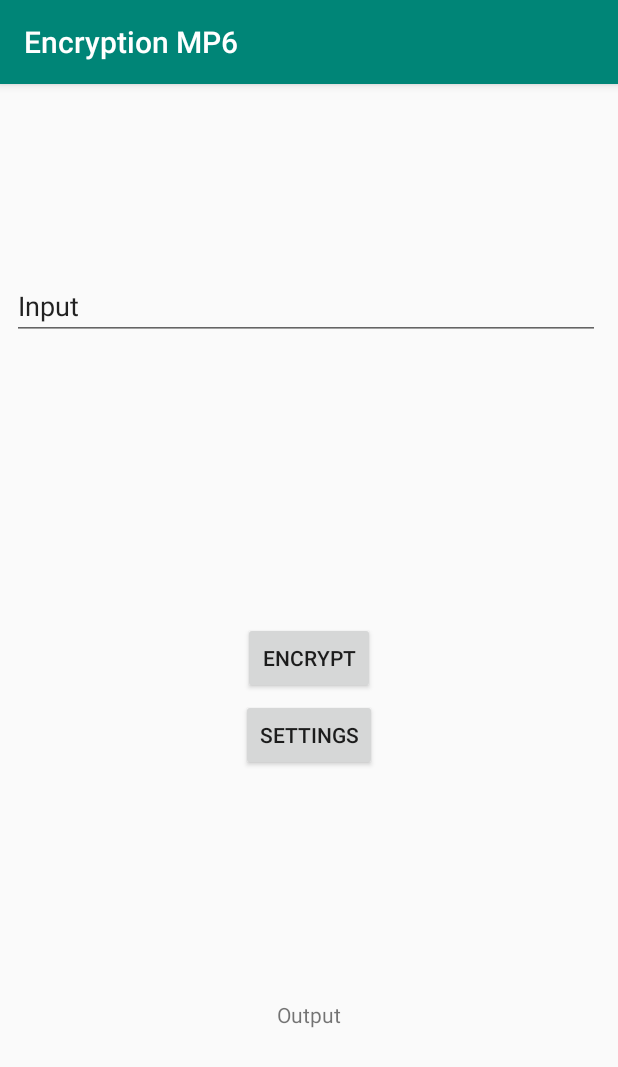
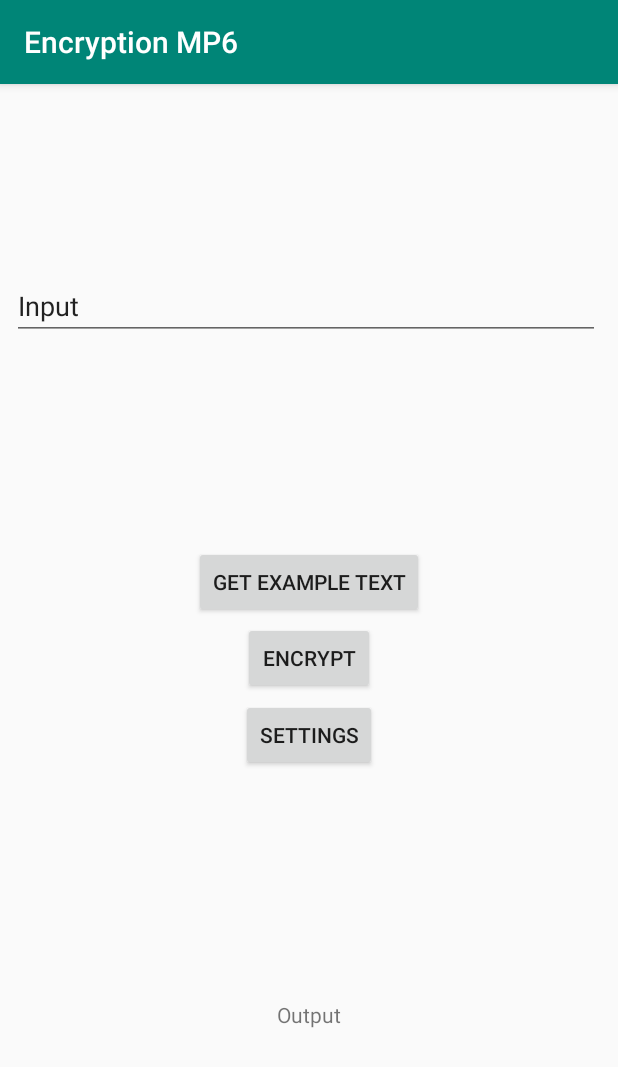
Before and after one commit to jbao8899/MP6_Encryption_Jeremy_Bao_and_Emma_Yu, an Android app: the screen it shows after launch (MainActivity), on a phone screen of 412 x 824 dp. Shown: the top 1067 px of the screen. Run offline under Robolectric (Android 15) with nearby library versions, the phone set to English and light mode, and no system bars; our stand-ins replace Volley.

```diff
--- a/app/build.gradle
+++ b/app/build.gradle
@@ -25,4 +25,6 @@ dependencies {
     testImplementation 'junit:junit:4.12'
     androidTestImplementation 'com.android.support.test:runner:1.0.2'
     androidTestImplementation 'com.android.support.test.espresso:espresso-core:3.0.2'
+    implementation 'com.google.code.gson:gson:2.8.5'
+    implementation 'com.android.volley:volley:1.1.0'
 }
--- a/app/src/main/res/layout/activity_main.xml
+++ b/app/src/main/res/layout/activity_main.xml
@@ -93,4 +93,20 @@
         app:layout_constraintEnd_toEndOf="parent"
         app:layout_constraintStart_toStartOf="parent"
         app:layout_constraintTop_toBottomOf="@+id/Settings" />
+
+    <Button
+        android:id="@+id/getExampleText"
+        android:layout_width="wrap_content"
+        android:layout_height="wrap_content"
+        android:layout_marginStart="148dp"
+        android:layout_marginLeft="148dp"
+        android:layout_marginTop="134dp"
+        android:layout_marginEnd="148dp"
+        android:layout_marginRight="148dp"
+        android:onClick="getExampleText"
+        android:text="@string/get_example_text"
+        app:layout_constraintBottom_toTopOf="@+id/EncryptButton"
+        app:layout_constraintEnd_toEndOf="parent"
+        app:layout_constraintStart_toStartOf="parent"
+        app:layout_constraintTop_toBottomOf="@+id/Input" />
 </android.support.constraint.ConstraintLayout>
--- a/app/src/main/res/layout/activity_settings.xml
+++ b/app/src/main/res/layout/activity_settings.xml
@@ -81,10 +81,9 @@
         android:layout_marginStart="8dp"
         android:layout_marginLeft="8dp"
         android:layout_marginTop="80dp"
-        android:layout_marginEnd="8dp"
-        android:layout_marginRight="8dp"
+        android:layout_marginEnd="6dp"
+        android:layout_marginRight="6dp"
         android:layout_marginBottom="390dp"
-        android:onClick="appendText"
         android:text="@string/toggle_appending_string_to_word"
         app:layout_constraintBottom_toBottomOf="@+id/button"
         app:layout_constraintEnd_toEndOf="parent"
--- a/app/src/main/res/values/strings.xml
+++ b/app/src/main/res/values/strings.xml
@@ -18,4 +18,5 @@
     <string name="encrypt_input_with_simple_cipher">Encrypt Input With Simple Cipher</string>
     <string name="how_much_to_rotate_text_1024_to_1024">How much to rotate text (-1024 to 1024)?</string>
     <string name="decrypt">Decrypt</string>
+    <string name="get_example_text">get example text</string>
 </resources>
```
Also changed, not shown: app/src/main/java/com/example/jbao8/encryptionmp6/MainActivity.java (+113 -10 lines).
